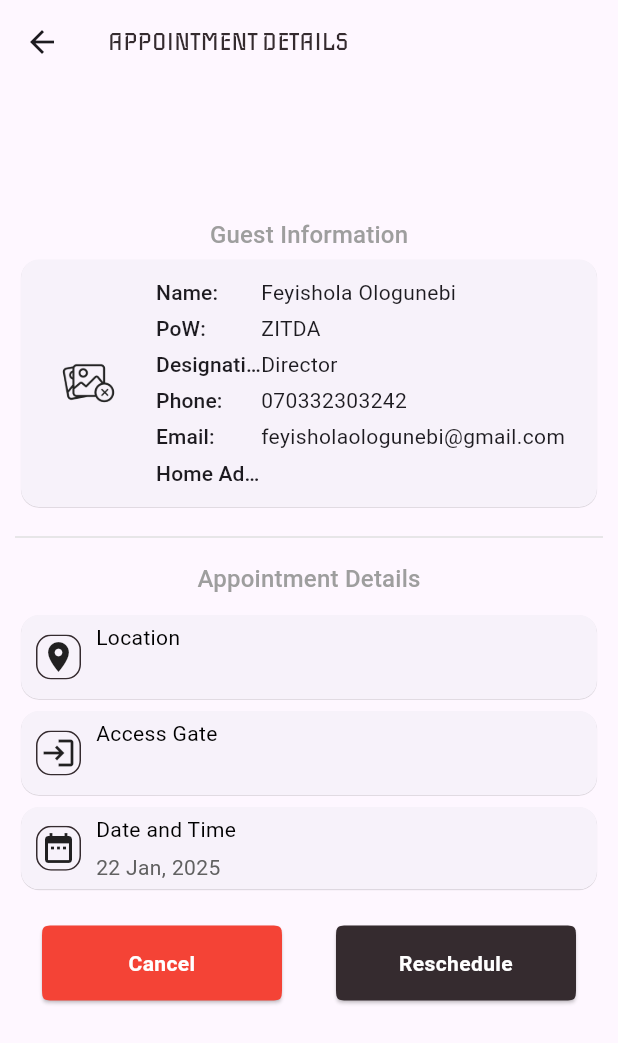
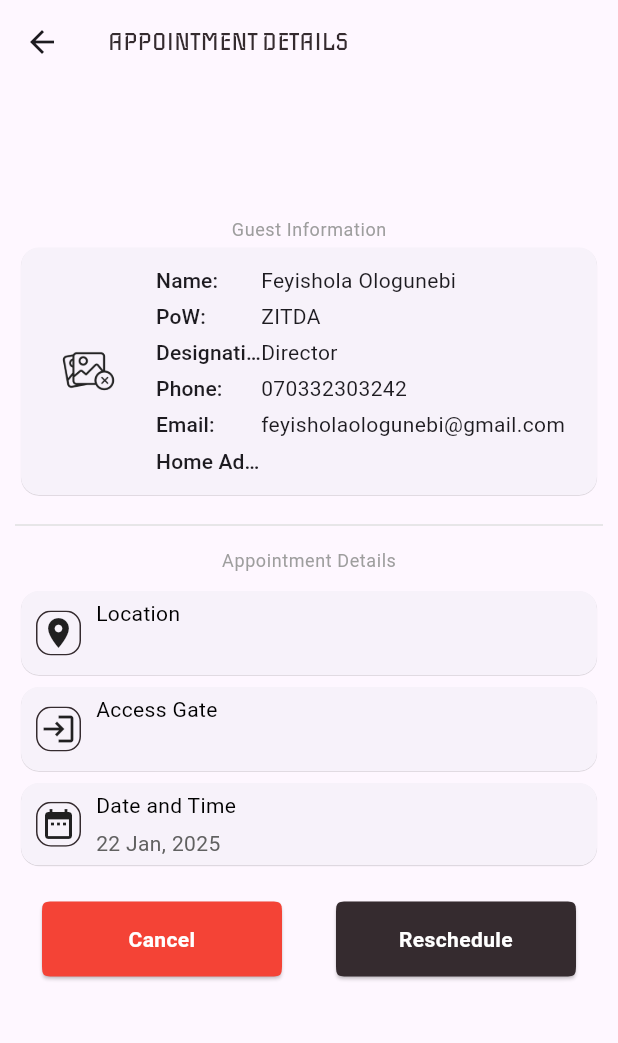
Before and after one commit to abdulahmad586/vms_staff, a Flutter app: the AppointmentDetailsScreen screen opened directly with empty values, on a phone screen of 412 x 824 dp. Shown: the top 1043 px of the screen. Run offline on Flutter 3.47's test engine with Material 3 defaults, Android fonts, the phone set to English and light mode, and no system bars; drawn by our look-alikes of cached_network_image; our stand-ins replace calendar_timeline, data_table_2, dio, dotted_border, dropdown_textfield, flutter_bloc and 18 more; missing offline and left inert: flutter_inappwebview, flutter_webrtc, kf_drawer, media_thumbnail, persistent_device_calendar, qr_bar_code_scanner_dialog and 6 more; accounts and stored records are empty; network calls fail.

```diff
--- a/lib/appointments/view/screen/appointment_detail_screen.dart
+++ b/lib/appointments/view/screen/appointment_detail_screen.dart
@@ -25,7 +25,7 @@ class AppointmentDetailsScreen extends StatelessWidget {
             children: [
               Text(
                 appointment.label,
-                style: Theme.of(context).textTheme.headline6,
+                style: Theme.of(context).textTheme.titleLarge,
               ),
               const SizedBox(height: 10),
               Text(
@@ -44,7 +44,7 @@ class AppointmentDetailsScreen extends StatelessWidget {
                   'Guest Information',
                   style: Theme.of(context)
                       .textTheme
-                      .subtitle1
+                      .bodySmall
                       ?.copyWith(color: Colors.grey),
                 ),
                 Card(
@@ -111,7 +111,7 @@ class AppointmentDetailsScreen extends StatelessWidget {
                 'Appointment Details',
                 style: Theme.of(context)
                     .textTheme
-                    .subtitle1
+                    .bodySmall
                     ?.copyWith(color: Colors.grey),
               ),
               const SizedBox(height: 8),
--- a/lib/shared/extensions/build_context_extension.dart
+++ b/lib/shared/extensions/build_context_extension.dart
@@ -96,7 +96,7 @@ extension BuildContextExtensions on BuildContext {
               message,
               style: TextStyle(color: Theme.of(this).canvasColor),
             ),
-            backgroundColor: Theme.of(this).textTheme.bodyText1?.color,
+            backgroundColor: Theme.of(this).textTheme.bodyMedium?.color,
             duration: duration,
           ),
         );
```
Also changed, not shown: pubspec.lock, 11 other files.
